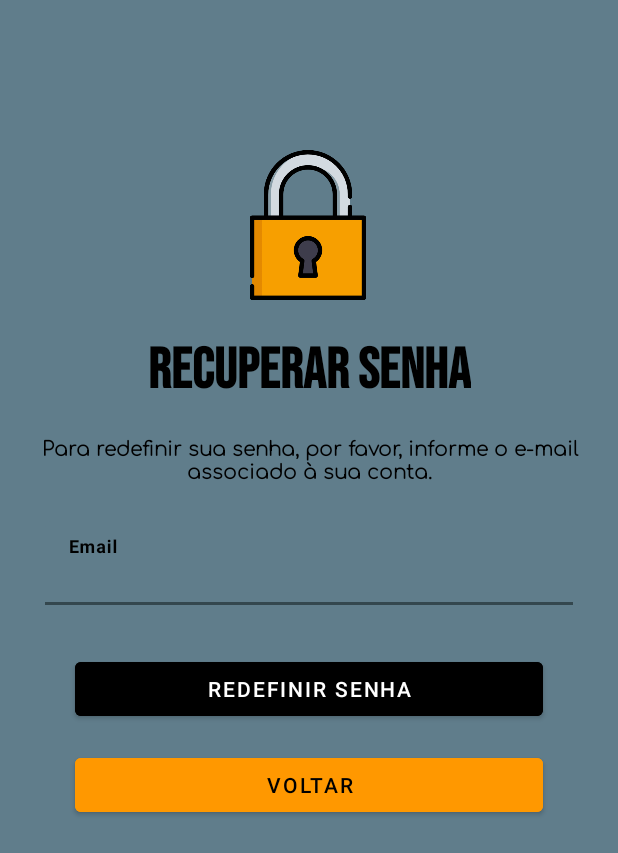
After one commit to OlvDavid/Epidemic-Guard, an Android app: the recuperar_senha screen opened directly, with no data from a screen before it, on a phone screen of 412 x 824 dp. The commit adds this screen. Shown: the top 853 px of the screen. Run offline under Robolectric (Android 15) with nearby library versions, the phone set to English and light mode, and no system bars; our stand-ins replace Firebase (no records; nobody signed in at launch, a user with empty details on screens opened directly); Roboto replaces fonts that are not available here.

Commit message:
Tela de recuperação de senha

```diff
--- a/app/build.gradle
+++ b/app/build.gradle
@@ -44,6 +44,7 @@ dependencies {
     implementation('com.google.android.gms:play-services-maps:18.2.0')
     implementation('com.google.android.gms:play-services-location:21.3.0')
     implementation 'com.google.android.libraries.places:places:2.6.0'
+    implementation libs.media3.common
     testImplementation libs.junit
     androidTestImplementation libs.ext.junit
     androidTestImplementation libs.espresso.core
--- a/app/src/main/java/com/guard/epidemicguard/activity/login.java
+++ b/app/src/main/java/com/guard/epidemicguard/activity/login.java
@@ -13,6 +13,8 @@ import android.view.View;
 import android.widget.Button;
 import android.widget.ImageView;
 import android.widget.ProgressBar;
+import android.widget.TextView;
+import android.widget.Toast;
 
 import androidx.activity.EdgeToEdge;
 import androidx.annotation.NonNull;
@@ -20,8 +22,11 @@ import androidx.appcompat.app.AppCompatActivity;
 import androidx.core.graphics.Insets;
 import androidx.core.view.ViewCompat;
 import androidx.core.view.WindowInsetsCompat;
+import androidx.media3.common.util.Log;
 
 import com.google.android.gms.tasks.OnCompleteListener;
+import com.google.android.gms.tasks.OnFailureListener;
+import com.google.android.gms.tasks.OnSuccessListener;
 import com.google.android.gms.tasks.Task;
 import com.google.android.material.snackbar.Snackbar;
 import com.google.android.material.textfield.TextInputEditText;
@@ -30,10 +35,13 @@ import com.google.firebase.auth.FirebaseAuth;
 import com.google.firebase.auth.FirebaseUser;
 import com.guard.epidemicguard.R;
 
+import io.grpc.okhttp.internal.Util;
+
 public class login extends AppCompatActivity {
 
     private Button btnCadastrar, btnEntrar;
     private TextInputEditText editEmail, editSenha;
+    private TextView textEsqueceuSenha;
     private ProgressBar progressBar;
     private ImageView imageMostrarSenha;
 
@@ -81,6 +89,14 @@ public class login extends AppCompatActivity {
                 }else{
                     autenticarUsuario(v);
                 }
+            }
+        });
+
+        textEsqueceuSenha.setOnClickListener(new View.OnClickListener() {
+            @Override
+            public void onClick(View v) {
+                Intent i = new Intent(login.this, recuperar_senha.class);
+                startActivity(i);
             }
         });
     }
@@ -163,5 +179,6 @@ public class login extends AppCompatActivity {
         btnEntrar = findViewById(R.id.btnEntrar);
         progressBar = findViewById(R.id.progressBar);
         imageMostrarSenha = findViewById(R.id.imageMostrarSenha);
+        textEsqueceuSenha = findViewById(R.id.textEsqueciSenha);
     }
 }
--- /dev/null
+++ b/app/src/main/java/com/guard/epidemicguard/activity/recuperar_senha.java
@@ -0,0 +1,95 @@
+package com.guard.epidemicguard.activity;
+
+import android.content.Intent;
+import android.os.Bundle;
+import android.text.TextUtils;
+import android.view.View;
+import android.widget.Button;
+import android.widget.ProgressBar;
+import android.widget.Toast;
+
+import androidx.activity.EdgeToEdge;
+import androidx.annotation.NonNull;
+import androidx.appcompat.app.AppCompatActivity;
+import androidx.core.graphics.Insets;
+import androidx.core.view.ViewCompat;
+import androidx.core.view.WindowInsetsCompat;
+
+import com.google.android.gms.tasks.OnFailureListener;
+import com.google.android.gms.tasks.OnSuccessListener;
+import com.google.android.material.textfield.TextInputEditText;
+import com.google.firebase.auth.FirebaseAuth;
+import com.guard.epidemicguard.R;
+
+public class recuperar_senha extends AppCompatActivity {
+
+    private Button btnVoltar, btnRecuperar;
+    private TextInputEditText editEmail;
+    private ProgressBar progressBar;
+    private String email;
+    FirebaseAuth auth = FirebaseAuth.getInstance();
+
+    @Override
+    protected void onCreate(Bundle savedInstanceState) {
+        super.onCreate(savedInstanceState);
+        EdgeToEdge.enable(this);
+        setContentView(R.layout.recuperar_senha);
+        ViewCompat.setOnApplyWindowInsetsListener(findViewById(R.id.telaRecuperar), (v, insets) -> {
+            Insets systemBars = insets.getInsets(WindowInsetsCompat.Type.systemBars());
+            v.setPadding(systemBars.left, systemBars.top, systemBars.right, systemBars.bottom);
+            return insets;
+        });
+
+        iniciarComponentes();
+
+        btnVoltar.setOnClickListener(new View.OnClickListener() {
+            @Override
+            public void onClick(View v) {
+                Intent i = new Intent(recuperar_senha.this, login.class);
+                startActivity(i);
+            }
+        });
+
+        btnRecuperar.setOnClickListener(new View.OnClickListener() {
+            @Override
+            public void onClick(View v) {
+                email = editEmail.getText().toString().trim();
+                if(!TextUtils.isEmpty(email)){
+                    ResetPassword();
+                }else{
+                    editEmail.setError("Campo Obrigatório");
+                }
+
+            }
+        });
+    }
+
+    private void ResetPassword(){
+        progressBar.setVisibility(View.VISIBLE);
+        btnRecuperar.setVisibility(View.INVISIBLE);
+
+        auth.sendPasswordResetEmail(email).addOnSuccessListener(new OnSuccessListener<Void>() {
+            @Override
+            public void onSuccess(Void unused) {
+                Toast.makeText(recuperar_senha.this, "Link de recuperaçao da senha foi enviado para o email registrado", Toast.LENGTH_SHORT).show();
+                Intent i = new Intent(recuperar_senha.this, login.class);
+                startActivity(i);
+                finish();
+            }
+        }).addOnFailureListener(new OnFailureListener() {
+            @Override
+            public void onFailure(@NonNull Exception e) {
+                Toast.makeText(recuperar_senha.this, "Email não cadastrado", Toast.LENGTH_SHORT).show();
+                progressBar.setVisibility(View.INVISIBLE);
+                btnRecuperar.setVisibility(View.VISIBLE);
+            }
+        });
+    }
+
+    private void iniciarComponentes(){
+        btnVoltar = findViewById(R.id.btnVoltarR);
+        btnRecuperar = findViewById(R.id.btnRedefinirSenha);
+        editEmail = findViewById(R.id.editRecuperarEmail);
+        progressBar = findViewById(R.id.progressBar3);
+    }
+}
--- /dev/null
+++ b/app/src/main/res/font/bebas_neue.xml
@@ -0,0 +1,7 @@
+<?xml version="1.0" encoding="utf-8"?>
+<font-family xmlns:app="http://schemas.android.com/apk/res-auto"
+        app:fontProviderAuthority="com.google.android.gms.fonts"
+        app:fontProviderPackage="com.google.android.gms"
+        app:fontProviderQuery="Bebas Neue"
+        app:fontProviderCerts="@array/com_google_android_gms_fonts_certs">
+</font-family>
--- /dev/null
+++ b/app/src/main/res/font/comfortaa_light.xml
@@ -0,0 +1,7 @@
+<?xml version="1.0" encoding="utf-8"?>
+<font-family xmlns:app="http://schemas.android.com/apk/res-auto"
+        app:fontProviderAuthority="com.google.android.gms.fonts"
+        app:fontProviderPackage="com.google.android.gms"
+        app:fontProviderQuery="name=Comfortaa&amp;weight=300"
+        app:fontProviderCerts="@array/com_google_android_gms_fonts_certs">
+</font-family>
--- a/app/src/main/res/layout/login.xml
+++ b/app/src/main/res/layout/login.xml
@@ -87,7 +87,7 @@
         android:layout_width="0dp"
         android:layout_height="60dp"
         android:layout_marginStart="110dp"
-        android:layout_marginTop="32dp"
+        android:layout_marginTop="50dp"
         android:layout_marginEnd="110dp"
         android:backgroundTint="#CFD8DC"
         android:fontFamily="sans-serif"
@@ -158,4 +158,18 @@
         app:layout_constraintTop_toTopOf="@+id/textInputLayout"
         app:srcCompat="@drawable/mail" />
 
+    <TextView
+        android:id="@+id/textEsqueciSenha"
+        android:layout_width="wrap_content"
+        android:layout_height="wrap_content"
+        android:layout_marginTop="16dp"
+        android:text="Esqueci minha senha"
+        android:textColor="#CFD8DC"
+        android:textSize="16sp"
+        android:textStyle="bold"
+        app:layout_constraintBottom_toTopOf="@+id/btnEntrar"
+        app:layout_constraintEnd_toEndOf="parent"
+        app:layout_constraintStart_toStartOf="parent"
+        app:layout_constraintTop_toBottomOf="@+id/textInputLayout2" />
+
 </androidx.constraintlayout.widget.ConstraintLayout>
--- /dev/null
+++ b/app/src/main/res/layout/recuperar_senha.xml
@@ -0,0 +1,121 @@
+<?xml version="1.0" encoding="utf-8"?>
+<androidx.constraintlayout.widget.ConstraintLayout xmlns:android="http://schemas.android.com/apk/res/android"
+    xmlns:app="http://schemas.android.com/apk/res-auto"
+    xmlns:tools="http://schemas.android.com/tools"
+    android:id="@+id/telaRecuperar"
+    android:layout_width="match_parent"
+    android:layout_height="match_parent"
+    android:background="#607D8B"
+    tools:context=".activity.recuperar_senha">
+
+    <ImageView
+        android:id="@+id/imageView19"
+        android:layout_width="100dp"
+        android:layout_height="100dp"
+        android:layout_marginTop="100dp"
+        android:src="@drawable/padlock"
+        app:layout_constraintEnd_toEndOf="parent"
+        app:layout_constraintHorizontal_bias="0.498"
+        app:layout_constraintStart_toStartOf="parent"
+        app:layout_constraintTop_toTopOf="parent" />
+
+    <TextView
+        android:id="@+id/textView38"
+        android:layout_width="wrap_content"
+        android:layout_height="wrap_content"
+        android:layout_marginTop="24dp"
+        android:fontFamily="@font/bebas_neue"
+        android:text="RECUPERAR SENHA"
+        android:textColor="@color/black"
+        android:textSize="38sp"
+        android:textStyle="bold"
+        app:layout_constraintEnd_toEndOf="parent"
+        app:layout_constraintStart_toStartOf="parent"
+        app:layout_constraintTop_toBottomOf="@+id/imageView19" />
+
+    <TextView
+        android:id="@+id/textView39"
+        android:layout_width="0dp"
+        android:layout_height="wrap_content"
+        android:layout_marginStart="24dp"
+        android:layout_marginTop="16dp"
+        android:layout_marginEnd="24dp"
+        android:fontFamily="@font/comfortaa_light"
+        android:text="Para redefinir sua senha, por favor, informe o e-mail associado à sua conta."
+        android:textAlignment="center"
+        android:textColor="@color/black"
+        android:textSize="13sp"
+        android:textStyle="bold"
+        app:layout_constraintEnd_toEndOf="parent"
+        app:layout_constraintStart_toStartOf="parent"
+        app:layout_constraintTop_toBottomOf="@+id/textView38" />
+
+    <ProgressBar
+        android:id="@+id/progressBar3"
+        style="?android:attr/progressBarStyle"
+        android:layout_width="wrap_content"
+        android:layout_height="wrap_content"
+        android:layout_marginTop="32dp"
+        android:layout_marginBottom="16dp"
+        android:visibility="invisible"
+        app:layout_constraintBottom_toTopOf="@+id/btnVoltarR"
+        app:layout_constraintEnd_toEndOf="parent"
+        app:layout_constraintHorizontal_bias="0.498"
+        app:layout_constraintStart_toStartOf="parent"
+        app:layout_constraintTop_toBottomOf="@+id/textInputLayout14" />
+
+    <com.google.android.material.textfield.TextInputLayout
+        android:id="@+id/textInputLayout14"
+        android:layout_width="0dp"
+        android:layout_height="wrap_content"
+        android:layout_marginStart="30dp"
+        android:layout_marginTop="24dp"
+        android:layout_marginEnd="30dp"
+        app:boxStrokeColor="@color/azul"
+        app:cursorColor="@color/black"
+        app:hintTextColor="@color/black"
+        app:layout_constraintEnd_toEndOf="parent"
+        app:layout_constraintStart_toStartOf="parent"
+        app:layout_constraintTop_toBottomOf="@+id/textView39">
+
+        <com.google.android.material.textfield.TextInputEditText
+            android:id="@+id/editRecuperarEmail"
+            android:layout_width="match_parent"
+            android:layout_height="wrap_content"
+            android:backgroundTint="#607D8B"
+            android:fontFamily="sans-serif"
+            android:hint="Email"
+            android:textColorHint="@color/black"
+            android:textStyle="bold" />
+
+    </com.google.android.material.textfield.TextInputLayout>
+
+    <Button
+        android:id="@+id/btnRedefinirSenha"
+        android:layout_width="0dp"
+        android:layout_height="wrap_content"
+        android:layout_marginStart="50dp"
+        android:layout_marginTop="32dp"
+        android:layout_marginEnd="50dp"
+        android:backgroundTint="@color/black"
+        android:text="Redefinir Senha"
+        app:layout_constraintEnd_toEndOf="parent"
+        app:layout_constraintHorizontal_bias="0.0"
+        app:layout_constraintStart_toStartOf="parent"
+        app:layout_constraintTop_toBottomOf="@+id/textInputLayout14" />
+
+    <Button
+        android:id="@+id/btnVoltarR"
+        android:layout_width="0dp"
+        android:layout_height="wrap_content"
+        android:layout_marginStart="50dp"
+        android:layout_marginTop="16dp"
+        android:layout_marginEnd="50dp"
+        android:backgroundTint="#FF9800"
+        android:text="VOLTAR"
+        android:textColor="@color/black"
+        app:layout_constraintEnd_toEndOf="parent"
+        app:layout_constraintStart_toStartOf="parent"
+        app:layout_constraintTop_toBottomOf="@+id/btnRedefinirSenha" />
+
+</androidx.constraintlayout.widget.ConstraintLayout>
--- a/app/src/main/res/values/preloaded_fonts.xml
+++ b/app/src/main/res/values/preloaded_fonts.xml
@@ -1,6 +1,8 @@
 <?xml version="1.0" encoding="utf-8"?>
 <resources>
     <array name="preloaded_fonts" translatable="false">
+        <item>@font/bebas_neue</item>
+        <item>@font/comfortaa_light</item>
         <item>@font/inter_thin</item>
         <item>@font/lato_thin</item>
         <item>@font/nunito_sans_extralight</item>
--- a/gradle/libs.versions.toml
+++ b/gradle/libs.versions.toml
@@ -9,6 +9,7 @@ activity = "1.9.0"
 constraintlayout = "2.1.4"
 googleGmsGoogleServices = "4.4.2"
 firebaseAuth = "23.0.0"
+media3Common = "1.3.1"
 
 [libraries]
 junit = { group = "junit", name = "junit", version.ref = "junit" }
@@ -19,6 +20,7 @@ material = { group = "com.google.android.material", name = "material", version.r
 activity = { group = "androidx.activity", name = "activity", version.ref = "activity" }
 constraintlayout = { group = "androidx.constraintlayout", name = "constraintlayout", version.ref = "constraintlayout" }
 firebase-auth = { group = "com.google.firebase", name = "firebase-auth", version.ref = "firebaseAuth" }
+media3-common = { group = "androidx.media3", name = "media3-common", version.ref = "media3Common" }
 
 [plugins]
 android-application = { id = "com.android.application", version.ref = "agp" }
```
Also changed, not shown: app/src/main/AndroidManifest.xml (+6 -2 lines), app/src/main/res/drawable/padlock.png (added).
